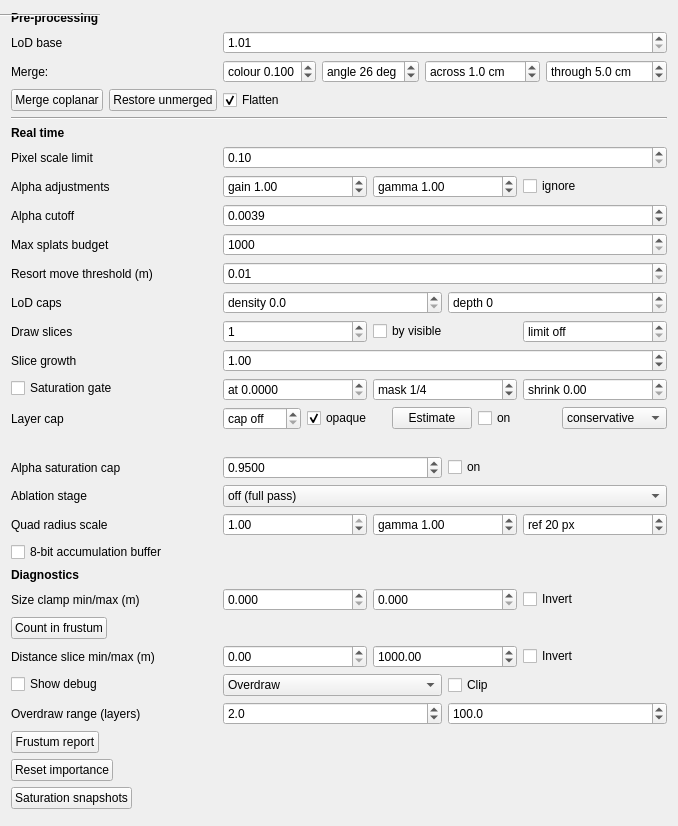
Above: gui_client/GaussianSplatSettingsWidget.ui from russiaman/substrata_robo before the change. Below: the same form after it.
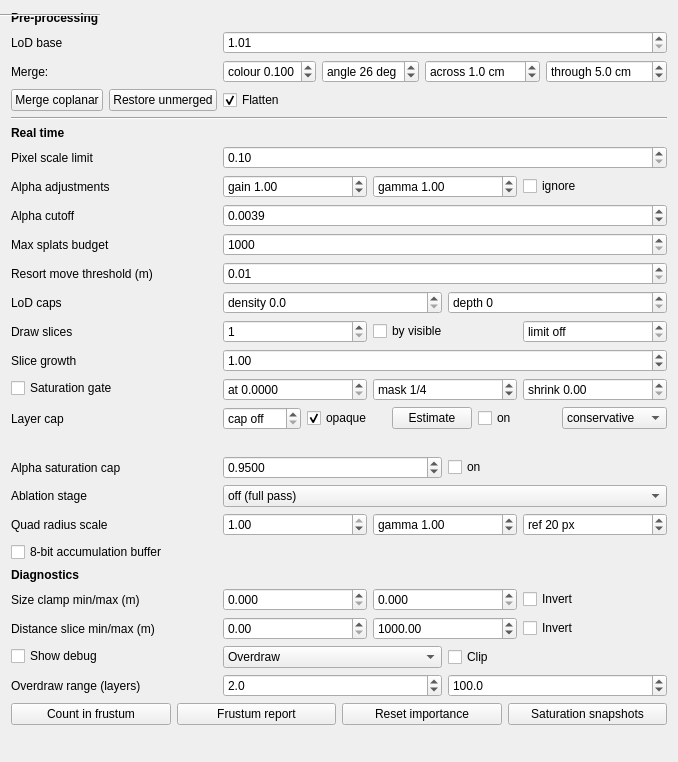
That is the form after the change.

Commit message: Gaussian splat settings panel: make it scrollable and compact the diagnostic buttons

The edit to the form file:
```diff
--- a/gui_client/GaussianSplatSettingsWidget.ui
+++ b/gui_client/GaussianSplatSettingsWidget.ui
@@ -1194,23 +1194,6 @@
     </widget>
    </item>
    <item row="23" column="0">
-    <widget class="QPushButton" name="countInFrustumPushButton">
-     <property name="text">
-      <string>Count in frustum</string>
-     </property>
-     <property name="toolTip">
-      <string>One-off count (not live) of splats that are both in the camera's current view frustum and pass the size clamp above (respecting Invert). If the clamp is disabled (0/0), counts every in-frustum splat.</string>
-     </property>
-    </widget>
-   </item>
-   <item row="23" column="1">
-    <widget class="QLabel" name="countInFrustumResultLabel">
-     <property name="text">
-      <string></string>
-     </property>
-    </widget>
-   </item>
-   <item row="24" column="0">
     <widget class="QLabel" name="distClampLabel">
      <property name="text">
       <string>Distance slice min/max (m)</string>
@@ -1220,7 +1203,7 @@
      </property>
     </widget>
    </item>
-   <item row="24" column="1">
+   <item row="23" column="1">
     <widget class="QWidget" name="distClampWidget" native="true">
      <layout class="QHBoxLayout" name="distClampHorizontalLayout">
       <property name="leftMargin">
@@ -1286,7 +1269,7 @@
      </layout>
     </widget>
    </item>
-   <item row="25" column="0">
+   <item row="24" column="0">
     <widget class="QCheckBox" name="showDebugCheckBox">
      <property name="text">
       <string>Show debug</string>
@@ -1296,7 +1279,7 @@
      </property>
     </widget>
    </item>
-   <item row="25" column="1">
+   <item row="24" column="1">
     <widget class="QWidget" name="debugModeWidget" native="true">
      <layout class="QHBoxLayout" name="debugModeHorizontalLayout">
       <property name="leftMargin">
@@ -1341,7 +1324,7 @@
      </layout>
     </widget>
    </item>
-   <item row="26" column="0">
+   <item row="25" column="0">
     <widget class="QLabel" name="overdrawRangeLabel">
      <property name="text">
       <string>Overdraw range (layers)</string>
@@ -1351,7 +1334,7 @@
      </property>
     </widget>
    </item>
-   <item row="26" column="1">
+   <item row="25" column="1">
     <widget class="QWidget" name="overdrawRangeWidget" native="true">
      <layout class="QHBoxLayout" name="overdrawRangeHorizontalLayout">
       <property name="leftMargin">
@@ -1413,7 +1396,22 @@
      </layout>
     </widget>
    </item>
-   <item row="27" column="0">
+   <!-- The four one-off diagnostic actions sit together in a single row at the foot of the panel, rather than
+   each taking a form row of its own: they are not settings, and interleaving them with the live controls above
+   made the panel taller than the dock for no gain.  Their result labels follow in the row below, same order. -->
+   <item row="26" column="0" colspan="2">
+    <layout class="QHBoxLayout" name="diagnosticButtonsHorizontalLayout">
+     <item>
+      <widget class="QPushButton" name="countInFrustumPushButton">
+       <property name="text">
+        <string>Count in frustum</string>
+       </property>
+       <property name="toolTip">
+        <string>One-off count (not live) of splats that are both in the camera's current view frustum and pass the size clamp above (respecting Invert). If the clamp is disabled (0/0), counts every in-frustum splat.</string>
+       </property>
+      </widget>
+     </item>
+     <item>
     <widget class="QPushButton" name="frustumReportPushButton">
      <property name="text">
       <string>Frustum report</string>
@@ -1423,14 +1421,7 @@
      </property>
     </widget>
    </item>
-   <item row="27" column="1">
-    <widget class="QLabel" name="frustumReportResultLabel">
-     <property name="text">
-      <string></string>
-     </property>
-    </widget>
-   </item>
-   <item row="28" column="0">
+     <item>
     <widget class="QPushButton" name="resetImportancePushButton">
      <property name="text">
       <string>Reset importance</string>
@@ -1440,14 +1431,7 @@
      </property>
     </widget>
    </item>
-   <item row="28" column="1">
-    <widget class="QLabel" name="resetImportanceResultLabel">
-     <property name="text">
-      <string></string>
-     </property>
-    </widget>
-   </item>
-   <item row="29" column="0">
+     <item>
     <widget class="QPushButton" name="saturationSnapshotsPushButton">
      <property name="text">
       <string>Saturation snapshots</string>
@@ -1457,14 +1441,41 @@
      </property>
     </widget>
    </item>
-   <item row="29" column="1">
+    </layout>
+   </item>
+   <item row="27" column="0" colspan="2">
+    <layout class="QHBoxLayout" name="diagnosticResultsHorizontalLayout">
+     <item>
+      <widget class="QLabel" name="countInFrustumResultLabel">
+       <property name="text">
+        <string></string>
+       </property>
+      </widget>
+     </item>
+     <item>
+      <widget class="QLabel" name="frustumReportResultLabel">
+       <property name="text">
+        <string></string>
+       </property>
+      </widget>
+     </item>
+     <item>
+      <widget class="QLabel" name="resetImportanceResultLabel">
+       <property name="text">
+        <string></string>
+       </property>
+      </widget>
+     </item>
+     <item>
     <widget class="QLabel" name="saturationSnapshotsResultLabel">
      <property name="text">
       <string></string>
      </property>
     </widget>
    </item>
-   <item row="30" column="0" colspan="2">
+    </layout>
+   </item>
+   <item row="28" column="0" colspan="2">
     <spacer name="verticalSpacer">
      <property name="orientation">
       <enum>Qt::Vertical</enum>
```
Lines whose indentation alone changed are shown as unchanged. The commit also changes 1 other file.
